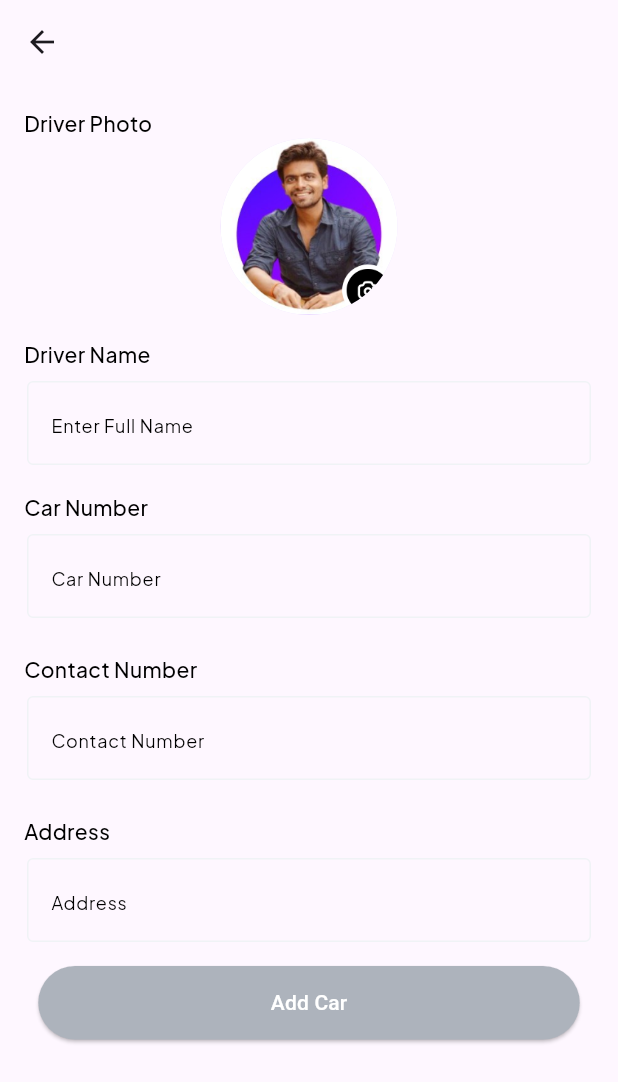
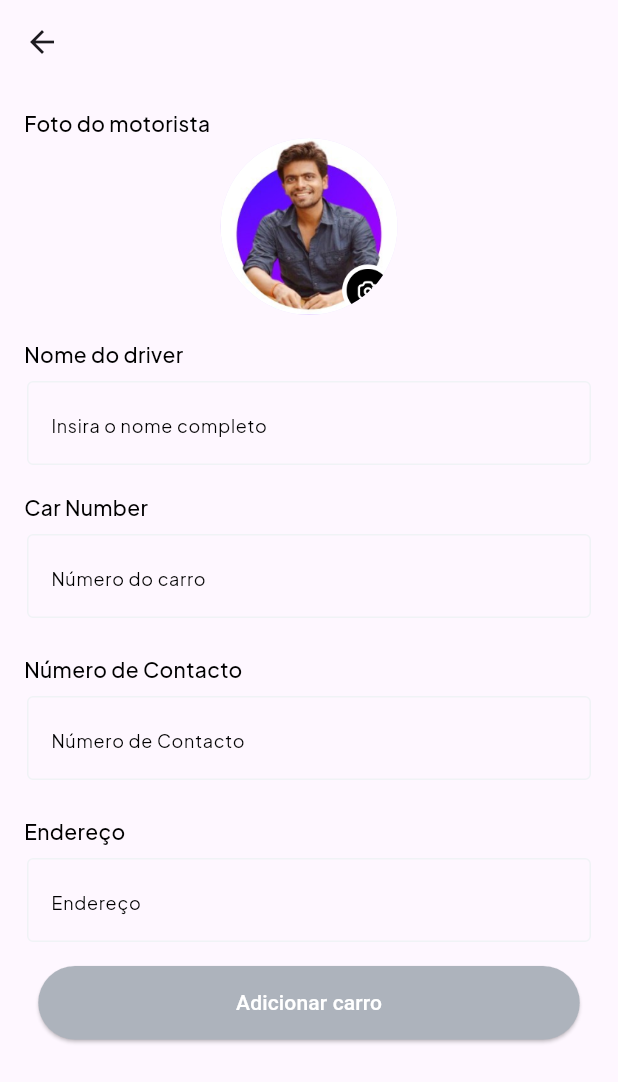
Before and after one commit to fwdAndroid/park_management, a Flutter app: the AddVehicle screen opened directly with empty values, on a phone screen of 412 x 824 dp. Shown: the top 1082 px of the screen. Run offline on Flutter 3.47's test engine with Material 3 defaults, Android fonts, the light colour scheme and no system bars; our stand-ins replace cloud_firestore, firebase_auth, firebase_core, firebase_storage, google_fonts, image_picker and 1 more; accounts and stored records are empty; Roboto replaces fonts that are missing (Mulish).

Commit message:
Language Changed

```diff
--- a/lib/screens/add/add_vehicle.dart
+++ b/lib/screens/add/add_vehicle.dart
@@ -3,7 +3,6 @@ import 'package:flutter/material.dart';
 import 'package:flutter/services.dart';
 import 'package:flutter/widgets.dart';
 import 'package:google_fonts/google_fonts.dart';
-import 'package:image_gallery_saver/image_gallery_saver.dart';
 import 'package:image_picker/image_picker.dart';
 import 'package:park_management/screens/main_dashboard.dart';
 import 'package:park_management/services/database_methods.dart';
@@ -47,7 +46,7 @@ class _AddVehicleState extends State<AddVehicle> {
               child: Align(
                 alignment: AlignmentDirectional.topStart,
                 child: Text(
-                  'Driver Photo',
+                  'Foto do motorista',
                   style: GoogleFonts.plusJakartaSans(
                       color: black, fontWeight: FontWeight.w500, fontSize: 14),
                 ),
@@ -78,7 +77,7 @@ class _AddVehicleState extends State<AddVehicle> {
                   child: Align(
                     alignment: AlignmentDirectional.topStart,
                     child: Text(
-                      'Driver Name',
+                      'Nome do driver',
                       style: GoogleFonts.plusJakartaSans(
                           color: black,
                           fontWeight: FontWeight.w500,
@@ -101,7 +100,7 @@ class _AddVehicleState extends State<AddVehicle> {
                             borderSide: BorderSide(color: borderColor)),
                         border: OutlineInputBorder(
                             borderSide: BorderSide(color: borderColor)),
-                        hintText: "Enter Full Name",
+                        hintText: "Insira o nome completo",
                         hintStyle: GoogleFonts.plusJakartaSans(
                             color: black, fontSize: 12)),
                   ),
@@ -138,7 +137,7 @@ class _AddVehicleState extends State<AddVehicle> {
                             borderSide: BorderSide(color: borderColor)),
                         border: OutlineInputBorder(
                             borderSide: BorderSide(color: borderColor)),
-                        hintText: "Car Number",
+                        hintText: "Número do carro",
                         hintStyle: GoogleFonts.plusJakartaSans(
                             color: black, fontSize: 12)),
                   ),
@@ -152,7 +151,7 @@ class _AddVehicleState extends State<AddVehicle> {
                   child: Align(
                     alignment: AlignmentDirectional.topStart,
                     child: Text(
-                      'Contact Number',
+                      'Número de Contacto',
                       style: GoogleFonts.plusJakartaSans(
                           color: black,
                           fontWeight: FontWeight.w500,
@@ -176,7 +175,7 @@ class _AddVehicleState extends State<AddVehicle> {
                             borderSide: BorderSide(color: borderColor)),
                         border: OutlineInputBorder(
                             borderSide: BorderSide(color: borderColor)),
-                        hintText: "Contact Number ",
+                        hintText: "Número de Contacto",
                         hintStyle: GoogleFonts.plusJakartaSans(
                             color: black, fontSize: 12)),
                   ),
@@ -190,7 +189,7 @@ class _AddVehicleState extends State<AddVehicle> {
                   child: Align(
                     alignment: AlignmentDirectional.topStart,
                     child: Text(
-                      'Address',
+                      'Endereço',
                       style: GoogleFonts.plusJakartaSans(
                           color: black,
                           fontWeight: FontWeight.w500,
@@ -214,7 +213,7 @@ class _AddVehicleState extends State<AddVehicle> {
                             borderSide: BorderSide(color: borderColor)),
                         border: OutlineInputBorder(
                             borderSide: BorderSide(color: borderColor)),
-                        hintText: "Address",
+                        hintText: "Endereço",
                         hintStyle: GoogleFonts.plusJakartaSans(
                             color: black, fontSize: 12)),
                   ),
@@ -230,18 +229,20 @@ class _AddVehicleState extends State<AddVehicle> {
                       ),
                     )
                   : SaveButton(
-                      title: "Add Car",
+                      title: "Adicionar carro",
                       onTap: () async {
                         if (driverImage == null) {
-                          showMessageBar("Driver Photo is required", context);
+                          showMessageBar(
+                              "Foto do driver é necessária", context);
                         } else if (_nameController.text.isEmpty) {
                           showMessageBar(
-                              "Name of the user is required", context);
+                              "O nome do usuário é obrigatório", context);
                         } else if (_carNumberController.text.isEmpty) {
-                          showMessageBar("Car Number is required ", context);
+                          showMessageBar(
+                              "Número do carro é obrigatório", context);
                         } else if (_contactController.text.isEmpty) {
                           showMessageBar(
-                              "Contact Number is required ", context);
+                              "O número de contacto é obrigatório", context);
                         } else {
                           setState(() {
                             isLoading = true;
@@ -260,7 +261,8 @@ class _AddVehicleState extends State<AddVehicle> {
                           setState(() {
                             isLoading = false;
                           });
-                          showMessageBar("Car Added Successfully", context);
+                          showMessageBar(
+                              "Carro adicionado com sucesso", context);
                           Navigator.pushReplacement(
                               context,
                               MaterialPageRoute(
--- a/lib/screens/auth/signup_screen.dart
+++ b/lib/screens/auth/signup_screen.dart
@@ -62,7 +62,7 @@ class _SignupScreenState extends State<SignupScreen> {
                   border: OutlineInputBorder(
                       borderRadius: BorderRadius.circular(50),
                       borderSide: BorderSide(color: borderColor)),
-                  hintText: "Enter Name",
+                  hintText: "Insira o nome",
                   hintStyle: GoogleFonts.plusJakartaSans(
                       color: textColors, fontSize: 12)),
             ),
@@ -87,7 +87,7 @@ class _SignupScreenState extends State<SignupScreen> {
                   border: OutlineInputBorder(
                       borderRadius: BorderRadius.circular(50),
                       borderSide: BorderSide(color: borderColor)),
-                  hintText: "Enter Email Address",
+                  hintText: "Digite o endereço de e-mail",
                   hintStyle: GoogleFonts.plusJakartaSans(
                       color: textColors, fontSize: 12)),
             ),
@@ -125,7 +125,7 @@ class _SignupScreenState extends State<SignupScreen> {
                   border: OutlineInputBorder(
                       borderRadius: BorderRadius.circular(50),
                       borderSide: BorderSide(color: borderColor)),
-                  hintText: "Enter Password",
+                  hintText: "Introduza a palavra-passe",
                   hintStyle: GoogleFonts.plusJakartaSans(
                       color: textColors, fontSize: 12)),
             ),
@@ -145,11 +145,12 @@ class _SignupScreenState extends State<SignupScreen> {
                     title: "Sign Up",
                     onTap: () async {
                       if (_nameController.text.isEmpty) {
-                        showMessageBar("Name of the user is required", context);
+                        showMessageBar(
+                            "O nome do usuário é obrigatório", context);
                       } else if (_emailController.text.isEmpty) {
-                        showMessageBar("Email is required", context);
+                        showMessageBar("O e-mail é obrigatório", context);
                       } else if (_passwordController.text.isEmpty) {
-                        showMessageBar("Password is required ", context);
+                        showMessageBar("A palavra-passe é necessária", context);
                       } else {
                         setState(() {
                           isLoading = true;
@@ -162,7 +163,7 @@ class _SignupScreenState extends State<SignupScreen> {
                         setState(() {
                           isLoading = false;
                         });
-                        showMessageBar("Registration Complete", context);
+                        showMessageBar("Inscrições Concluídas", context);
                         Navigator.pushReplacement(
                             context,
                             MaterialPageRoute(
--- a/lib/screens/pages/verify_page.dart
+++ b/lib/screens/pages/verify_page.dart
@@ -20,7 +20,7 @@ class _VerifyPageState extends State<VerifyPage> {
           iconTheme: IconThemeData(color: black),
           centerTitle: true,
           title: Text(
-            "View Enter Cars",
+            "Ver Enter Cars",
             style: TextStyle(color: black),
           ),
         ),
@@ -41,7 +41,7 @@ class _VerifyPageState extends State<VerifyPage> {
                   if (snapshot.data!.docs.isEmpty) {
                     return Center(
                       child: Text(
-                        "No Car is Available in this park ",
+                        "Nenhum carro está disponível neste parque",
                         style: TextStyle(color: black),
                       ),
                     );
@@ -96,7 +96,7 @@ class _VerifyPageState extends State<VerifyPage> {
                                                     data['phoneNumber'],
                                               )));
                                 },
-                                child: const Text("Verify"),
+                                child: const Text("Verificar"),
                               ),
                             )),
                           ],
--- a/lib/screens/view/car_verify.dart
+++ b/lib/screens/view/car_verify.dart
@@ -2,7 +2,6 @@ import 'package:flutter/material.dart';
 import 'package:google_fonts/google_fonts.dart';
 import 'package:park_management/screens/view/verify_driver_photo.dart';
 import 'package:park_management/uitls/colors.dart';
-import 'package:park_management/widgets/save_button.dart';
 import 'package:url_launcher/url_launcher.dart';
 
 class CarVerfiy extends StatefulWidget {
@@ -36,7 +35,7 @@ class _CarVerfiyState extends State<CarVerfiy> {
         iconTheme: IconThemeData(color: black),
         centerTitle: true,
         title: Text(
-          "Parking Map",
+          "Mapa de Estacionamento",
           style: TextStyle(color: black),
         ),
       ),
@@ -46,7 +45,7 @@ class _CarVerfiyState extends State<CarVerfiy> {
           Padding(
             padding: const EdgeInsets.all(8.0),
             child: Text(
-              "Driver Detail",
+              "Detalhe do driver",
               style: GoogleFonts.poppins(fontSize: 27, color: appColor),
             ),
           ),
@@ -62,13 +61,13 @@ class _CarVerfiyState extends State<CarVerfiy> {
               crossAxisAlignment: CrossAxisAlignment.start,
               children: [
                 Text(
-                  "Driver Name",
+                  "Nome do driver",
                   style: GoogleFonts.poppins(
                       fontSize: 27, color: const Color(0xff27B482)),
                 ),
                 Text(widget.ownerName),
                 Text(
-                  "Address",
+                  "Endereço",
                   style: GoogleFonts.poppins(
                       fontSize: 18, color: const Color(0xffBABABA)),
                 ),
@@ -79,7 +78,7 @@ class _CarVerfiyState extends State<CarVerfiy> {
               crossAxisAlignment: CrossAxisAlignment.start,
               children: [
                 Text(
-                  "Phone Number",
+                  "Número de telefone",
                   style: GoogleFonts.poppins(
                       fontSize: 18, color: const Color(0xffBABABA)),
                 ),
@@ -100,7 +99,7 @@ class _CarVerfiyState extends State<CarVerfiy> {
                                     uuid: widget.uuid,
                                   )));
                     },
-                    child: const Text("View Driver Photo To Verify"))),
+                    child: const Text("Ver foto do driver para verificar"))),
           ),
         ],
       ),
--- a/lib/screens/view/verify_driver_photo.dart
+++ b/lib/screens/view/verify_driver_photo.dart
@@ -25,7 +25,7 @@ class _VerifyDriverPhotoState extends State<VerifyDriverPhoto> {
         iconTheme: IconThemeData(color: black),
         centerTitle: true,
         title: Text(
-          "Driver Photo",
+          "Foto do Motorista",
           style: TextStyle(color: black),
         ),
       ),
@@ -47,7 +47,7 @@ class _VerifyDriverPhotoState extends State<VerifyDriverPhoto> {
                   width: 200,
                   height: 88,
                   child: SaveButton(
-                      title: "Verify",
+                      title: "Verificar",
                       onTap: () {
                         _showConfirmationDialog(context);
                       })))
@@ -61,14 +61,14 @@ class _VerifyDriverPhotoState extends State<VerifyDriverPhoto> {
       context: context,
       builder: (BuildContext context) {
         return AlertDialog(
-          title: Text('Confirm Verification'),
-          content: Text('Are you sure you want to verify this car?'),
+          title: Text('Confirmar Verificação'),
+          content: Text('Tem certeza de que deseja verificar este carro?'),
           actions: [
             TextButton(
               onPressed: () {
                 Navigator.of(context).pop(); // Close the dialog
               },
-              child: Text('Cancel'),
+              child: Text('Cancelar'),
             ),
             TextButton(
               onPressed: () async {
@@ -77,11 +77,11 @@ class _VerifyDriverPhotoState extends State<VerifyDriverPhoto> {
                     .doc(widget.uuid)
                     .delete();
                 Navigator.of(context).pop(); // Close the dialog
-                showMessageBar("Car is Verified Successfully", context);
+                showMessageBar("O carro é verificado com sucesso", context);
                 Navigator.pushReplacement(context,
                     MaterialPageRoute(builder: (builder) => MainDashboard()));
               },
-              child: Text('Verify'),
+              child: Text('Verificar'),
             ),
           ],
         );
```
Also changed, not shown: lib/screens/auth/auth_login.dart (+14 -8 lines), lib/screens/auth/forgot_password.dart (+6 -5 lines), lib/screens/pages/home_page.dart (+9 -9 lines), pubspec.lock.
